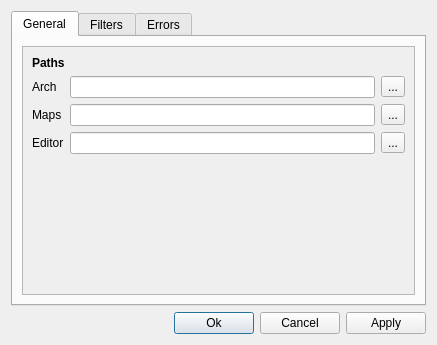
Before: the Qt Designer form tools/map-checker-qt/ui/ui_dialog_preferences.ui in atrinik/atrinik, drawn with Qt 5.
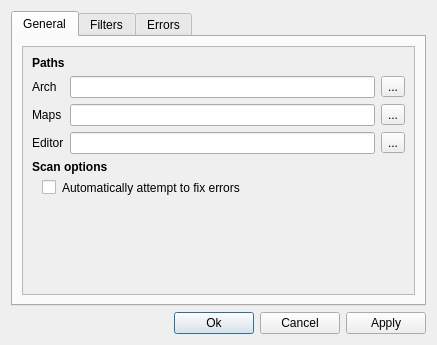
After: the same form once the commit is applied.

Commit message:
Automatically attempt to fix found issues.
Issue: Map Checker (QT) is missing "Fix Selected" button #63

```diff
--- a/tools/map-checker-qt/ui/ui_dialog_preferences.ui
+++ b/tools/map-checker-qt/ui/ui_dialog_preferences.ui
@@ -92,6 +92,33 @@
            </rect>
           </property>
           <layout class="QGridLayout" name="gridLayout_6">
+           <item row="4" column="0">
+            <spacer name="verticalSpacer">
+             <property name="orientation">
+              <enum>Qt::Vertical</enum>
+             </property>
+             <property name="sizeHint" stdset="0">
+              <size>
+               <width>20</width>
+               <height>40</height>
+              </size>
+             </property>
+            </spacer>
+           </item>
+           <item row="2" column="0">
+            <widget class="QLabel" name="label_9">
+             <property name="font">
+              <font>
+               <pointsize>9</pointsize>
+               <weight>50</weight>
+               <bold>false</bold>
+              </font>
+             </property>
+             <property name="text">
+              <string>&lt;html&gt;&lt;head/&gt;&lt;body&gt;&lt;p&gt;&lt;span style=&quot; font-weight:600;&quot;&gt;Scan options&lt;/span&gt;&lt;/p&gt;&lt;/body&gt;&lt;/html&gt;</string>
+             </property>
+            </widget>
+           </item>
            <item row="0" column="0">
             <widget class="QLabel" name="label_2">
              <property name="font">
@@ -166,18 +193,15 @@
              </item>
             </layout>
            </item>
-           <item row="2" column="0">
-            <spacer name="verticalSpacer">
-             <property name="orientation">
-              <enum>Qt::Vertical</enum>
+           <item row="3" column="0">
+            <widget class="QCheckBox" name="pref_general_fix">
+             <property name="styleSheet">
+              <string notr="true">margin-left: 10;</string>
              </property>
-             <property name="sizeHint" stdset="0">
-              <size>
-               <width>20</width>
-               <height>40</height>
-              </size>
+             <property name="text">
+              <string>Automatically attempt to fix errors</string>
              </property>
-            </spacer>
+            </widget>
            </item>
           </layout>
          </widget>
```
The commit also changes 7 other files.
